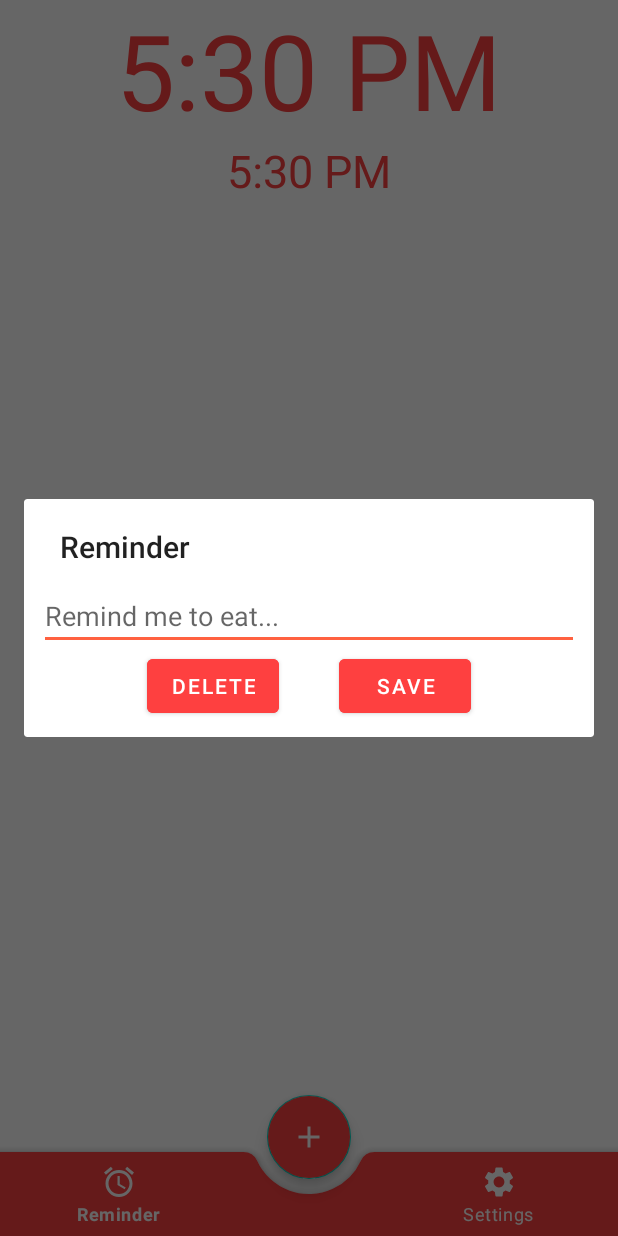
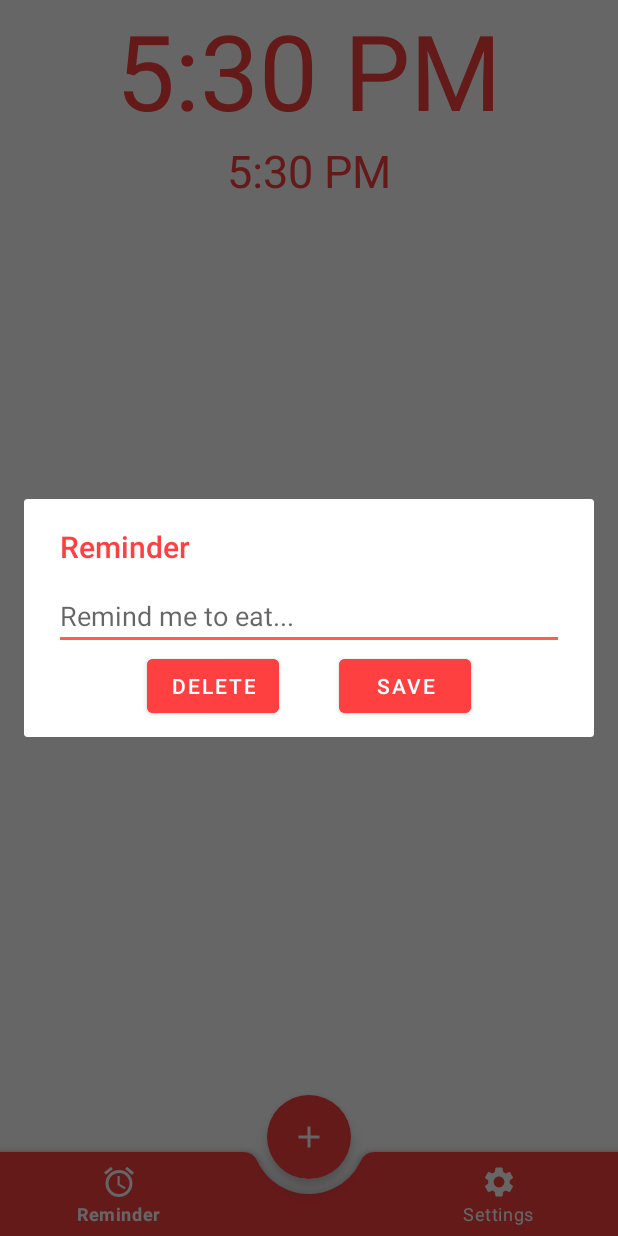
Before and after one commit to EzGreezy/Eats, an Android app: the screen it shows after launch (MainActivity), after a tap on "Eats!", on a phone screen of 412 x 824 dp. Run offline under Robolectric (Android 15) with nearby library versions, the phone set to English and light mode, and no system bars.

Commit message:
remove cyan border in fab and change alertdialog title color to match the design color

```diff
--- a/app/src/main/java/com/papb/eats/MainActivity.kt
+++ b/app/src/main/java/com/papb/eats/MainActivity.kt
@@ -32,10 +32,9 @@ class MainActivity : AppCompatActivity() {
 
         fab.setOnClickListener{
             val mDialogView = LayoutInflater.from(this).inflate(R.layout.set_alarm_dialog, null)
-            val mBuilder = AlertDialog.Builder(this)
+            val mBuilder = AlertDialog.Builder(this, R.style.DialogTheme)
                 .setView(mDialogView)
                 .setTitle("Reminder")
-
 
             val mAlertDialog = mBuilder.show()
             mDialogView.save_button.setOnClickListener{
--- /dev/null
+++ b/app/src/main/res/layout-v17/fragment_reminder.xml
@@ -0,0 +1,55 @@
+<?xml version="1.0" encoding="utf-8"?>
+<FrameLayout xmlns:android="http://schemas.android.com/apk/res/android"
+    xmlns:tools="http://schemas.android.com/tools"
+    android:layout_width="match_parent"
+    android:layout_height="match_parent"
+    xmlns:app="http://schemas.android.com/apk/res-auto"
+    tools:context=".fragments.ReminderFragment">
+
+    <!-- TODO: Update blank fragment layout -->
+    <RelativeLayout
+        android:layout_width="match_parent"
+        android:layout_height="match_parent">
+
+        <TextClock
+            android:id="@+id/clock"
+            android:layout_width="wrap_content"
+            android:layout_height="wrap_content"
+            android:layout_centerInParent="true"
+            android:layout_centerVertical="true"
+            android:layout_centerHorizontal="false"
+            android:layout_alignParentTop="true"
+            android:textSize="70sp"
+            android:textColor="@color/colorPrimary"
+            android:timeZone="GMT+0700"
+            android:format24Hour="k:mm"
+            android:format12Hour="@null"
+            />
+        <TextClock
+            android:id="@+id/date"
+            android:layout_width="wrap_content"
+            android:layout_height="wrap_content"
+            android:layout_centerInParent="true"
+            android:layout_centerVertical="true"
+            android:layout_centerHorizontal="false"
+            android:layout_below="@+id/clock"
+            android:textSize="30sp"
+            android:textColor="@color/colorPrimary"
+            android:timeZone="GMT+0700"
+            android:format24Hour="dd MMM, yyyy"
+            android:format12Hour="@null"
+            />
+
+        <androidx.recyclerview.widget.RecyclerView
+            android:id="@+id/recyclerView"
+            android:layout_width="match_parent"
+            android:layout_height="match_parent"
+            android:padding="10dp"
+            android:layout_below="@id/date"
+            app:layout_behavior="@string/appbar_scrolling_view_behavior"/>
+
+
+
+    </RelativeLayout>
+
+</FrameLayout>
--- a/app/src/main/res/layout/activity_main.xml
+++ b/app/src/main/res/layout/activity_main.xml
@@ -54,6 +54,7 @@
         android:contentDescription="@string/app_name"
         android:src="@drawable/ic_baseline_add_24"
         app:layout_anchor="@id/bottom_app_bar"
+        app:borderWidth="0dp"
         app:tint="@color/white" />
 
 
--- a/app/src/main/res/layout/set_alarm_dialog.xml
+++ b/app/src/main/res/layout/set_alarm_dialog.xml
@@ -13,6 +13,8 @@
         android:inputType="text"
         android:layout_width="match_parent"
         android:layout_height="wrap_content"
+        android:layout_marginLeft="10dp"
+        android:layout_marginRight="10dp"
         />
 
     <LinearLayout
--- a/app/src/main/res/values/styles.xml
+++ b/app/src/main/res/values/styles.xml
@@ -6,6 +6,7 @@
         <item name="colorPrimaryDark">@color/colorPrimaryDark</item>
         <item name="colorAccent">@color/colorAccent</item>
     </style>
+
     <style name="AppTheme" parent="Theme.AppCompat.Light.DarkActionBar">
         <!-- Customize your theme here. -->
         <item name="colorPrimary">@color/colorPrimary</item>
@@ -13,5 +14,9 @@
         <item name="colorAccent">@color/colorAccent</item>
     </style>
 
+    <style name="DialogTheme" parent="ThemeOverlay.AppCompat.Dialog">
+        <item name="android:textColorPrimary">@color/colorPrimary</item>
+    </style>
+
 
 </resources>
```
